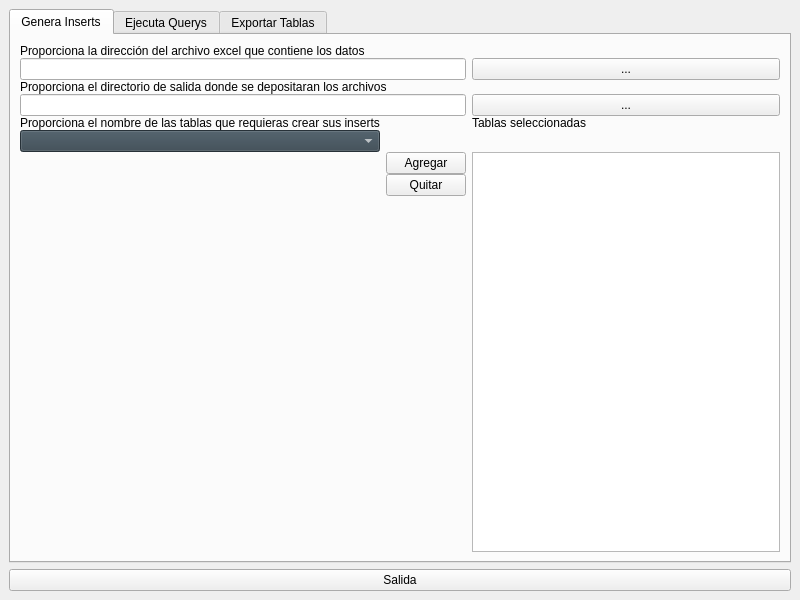
The window that ui/PanelPrincipal.ui (JorgeLealV/ProyUtileriasSQL) describes before a commit, drawn with Qt 5.
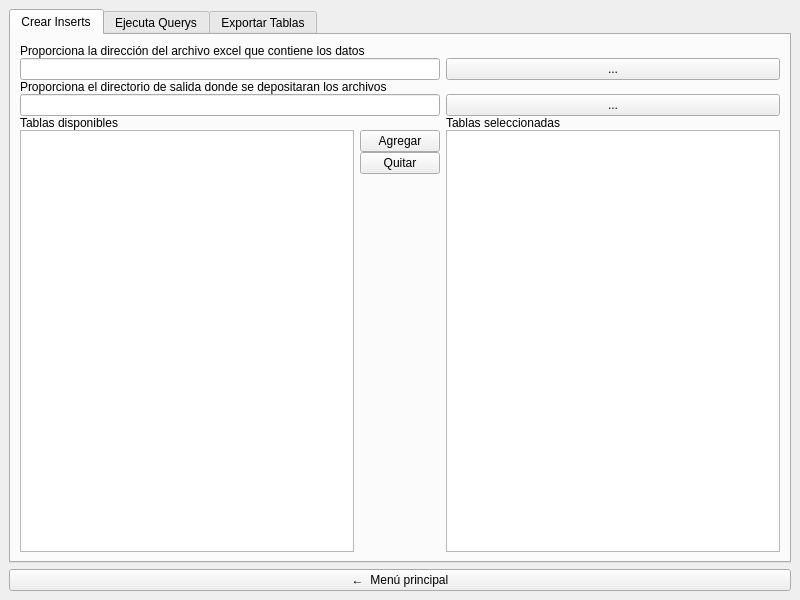
The same window after the commit.

Patch:
```diff
--- a/ui/PanelPrincipal.ui
+++ b/ui/PanelPrincipal.ui
@@ -22,7 +22,7 @@
       </property>
       <widget class="QWidget" name="tab_genera_inserts">
        <attribute name="title">
-        <string>Genera Inserts</string>
+        <string>Crear Inserts</string>
        </attribute>
        <layout class="QGridLayout" name="gridLayout">
         <property name="verticalSpacing">
@@ -35,7 +35,7 @@
           </property>
          </widget>
         </item>
-        <item row="7" column="1">
+        <item row="5" column="1">
          <layout class="QVBoxLayout" name="verticalLayout_2">
           <property name="spacing">
            <number>0</number>
@@ -72,7 +72,7 @@
         <item row="4" column="0">
          <widget class="QLabel" name="label_tablas_disponibles">
           <property name="text">
-           <string>Proporciona el nombre de las tablas que requieras crear sus inserts</string>
+           <string>Tablas disponibles</string>
           </property>
          </widget>
         </item>
@@ -97,7 +97,7 @@
           </property>
          </widget>
         </item>
-        <item row="7" column="2">
+        <item row="5" column="2">
          <widget class="QListWidget" name="listWidget_tablas_seleccionadas"/>
         </item>
         <item row="3" column="0" colspan="2">
@@ -114,19 +114,7 @@
          <widget class="QLineEdit" name="lineEdit_archivo_excel"/>
         </item>
         <item row="5" column="0">
-         <widget class="QComboBox" name="comboBox_hojas">
-          <property name="font">
-           <font>
-            <bold>true</bold>
-           </font>
-          </property>
-          <property name="styleSheet">
-           <string>
-            background-color: #36454F;
-            color: white;
-           </string>
-          </property>
-         </widget>
+         <widget class="QListWidget" name="listWidget_hojas"/>
         </item>
        </layout>
       </widget>
@@ -145,7 +133,7 @@
     <item>
      <widget class="QPushButton" name="btn_salir">
       <property name="text">
-       <string>Salida</string>
+       <string>←  Menú principal</string>
       </property>
      </widget>
     </item>
```
